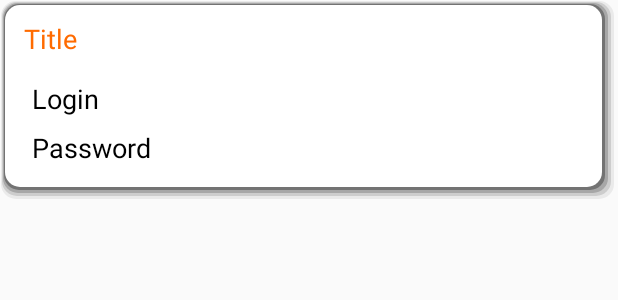
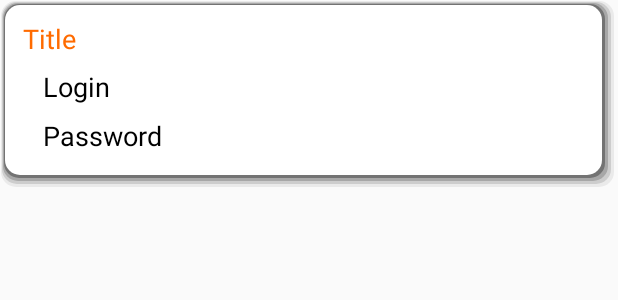
Before and after one commit to Samuel-Ricardo/keyword, an Android app: the layout key_item.xml on its own in the app's theme, with its tools: preview values and no code run, on a phone screen of 412 x 824 dp. Shown: the top 300 px of the screen. Run offline under Robolectric (Android 15) with nearby library versions, the phone set to English and light mode, and no system bars.

Commit message:
Bugfix: Geral - (app)

```diff
--- a/app/src/main/java/com/study/kotlin/keyword/application/Menssager.kt
+++ b/app/src/main/java/com/study/kotlin/keyword/application/Menssager.kt
@@ -21,12 +21,12 @@ object Menssager {
         builder.setTitle(title)
         builder.setMessage(message)
 
-        builder.setPositiveButton(android.R.string.yes) { _, which ->
+        builder.setPositiveButton("Ok") { _, which ->
             Toast.makeText(context,
                 positiveButtonMessage, Toast.LENGTH_SHORT).show()
         }
 
-        builder.setNegativeButton(android.R.string.no) { dialog, which ->
+        builder.setNegativeButton("...") { dialog, which ->
             Toast.makeText(context,
                 negativeButtonMessage, Toast.LENGTH_SHORT).show()
         }
--- a/app/src/main/java/com/study/kotlin/keyword/controller/CreateKeyActivity.kt
+++ b/app/src/main/java/com/study/kotlin/keyword/controller/CreateKeyActivity.kt
@@ -78,7 +78,7 @@ class CreateKeyActivity : BaseActivity() {
                             message,
                             ""
                         )
-                        finish()
+                       // finish()
                     }
                 }).start()
             }
--- a/app/src/main/java/com/study/kotlin/keyword/controller/KeyListActivity.kt
+++ b/app/src/main/java/com/study/kotlin/keyword/controller/KeyListActivity.kt
@@ -68,11 +68,9 @@ public class KeyListActivity : BaseActivity() {
 
             var filteredList: List<KeyVO> = mutableListOf();
 
-            try {
+
                 filteredList = KeywordApplication.instance.database?.select(search) ?: mutableListOf<KeyVO>()
-            } catch (ex: Exception) {
-                ex.printStackTrace();
-            }
+
 
             runOnUiThread {
                 adapter = KeyAdapter(this, filteredList) { onClickItem(it) }
--- a/app/src/main/java/com/study/kotlin/keyword/singleton/database/COLUMNS.kt
+++ b/app/src/main/java/com/study/kotlin/keyword/singleton/database/COLUMNS.kt
@@ -3,7 +3,7 @@ package com.study.kotlin.keyword.singleton.database
 object COLUMNS {
 
     const val ID = "id"
-    const val NAME = "name"
+    const val TITLE = "title"
     const val LOGIN = "login"
     const val PASSWORD = "password"
 }
--- a/app/src/main/res/layout/key_item.xml
+++ b/app/src/main/res/layout/key_item.xml
@@ -11,14 +11,12 @@
         android:id="@+id/textViewTitle"
         android:layout_width="wrap_content"
         android:layout_height="wrap_content"
-        android:layout_marginStart="5dp"
-        android:layout_marginEnd="343dp"
-        android:layout_marginBottom="10dp"
+        android:layout_marginStart="2dp"
+        android:layout_marginBottom="5dp"
         android:text="Title"
         android:textColor="#FF6B00"
         android:textSize="18dp"
         app:layout_constraintBottom_toTopOf="@+id/textViewLogin"
-        app:layout_constraintEnd_toEndOf="parent"
         app:layout_constraintStart_toStartOf="parent"
         app:layout_constraintTop_toTopOf="parent" />
 
@@ -26,15 +24,13 @@
         android:id="@+id/textViewLogin"
         android:layout_width="wrap_content"
         android:layout_height="wrap_content"
-        android:layout_marginStart="25dp"
-        android:layout_marginTop="5dp"
-        android:layout_marginEnd="343dp"
+        android:layout_marginStart="15dp"
+        android:layout_marginTop="2dp"
         android:layout_marginBottom="4dp"
         android:text="Login"
         android:textColor="#000"
         android:textSize="18dp"
         app:layout_constraintBottom_toTopOf="@+id/textViewPassword"
-        app:layout_constraintEnd_toEndOf="parent"
         app:layout_constraintStart_toStartOf="parent"
         app:layout_constraintTop_toBottomOf="@+id/textViewTitle" />
 
@@ -42,15 +38,13 @@
         android:id="@+id/textViewPassword"
         android:layout_width="wrap_content"
         android:layout_height="wrap_content"
-        android:layout_marginStart="8dp"
+        android:layout_marginStart="15dp"
         android:layout_marginTop="4dp"
         android:layout_marginBottom="4dp"
         android:text="Password"
         android:textColor="#000"
         android:textSize="18dp"
         app:layout_constraintBottom_toBottomOf="parent"
-        app:layout_constraintEnd_toEndOf="parent"
-        app:layout_constraintHorizontal_bias="0.0"
         app:layout_constraintStart_toStartOf="parent"
         app:layout_constraintTop_toBottomOf="@+id/textViewLogin" />
 </androidx.constraintlayout.widget.ConstraintLayout>
```
Also changed, not shown: app/src/main/java/com/study/kotlin/keyword/singleton/database/SQL.kt (+12 -12 lines), app/src/main/java/com/study/kotlin/keyword/storage/SQLite.kt (+25 -16 lines), app/src/main/res/layout/key_list.xml (+6 -8 lines).
